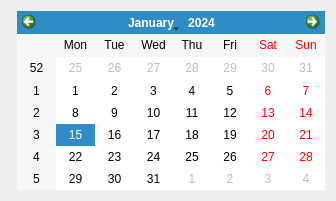
Qt form WindowCalendar.ui (javierlago/lagoamoedo) before a commit.
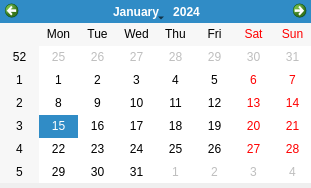
The same form after that commit. Icons and pictures are not drawn.

Patch:
```diff
--- a/WindowCalendar.ui
+++ b/WindowCalendar.ui
@@ -9,8 +9,8 @@
    <rect>
     <x>0</x>
     <y>0</y>
-    <width>336</width>
-    <height>201</height>
+    <width>311</width>
+    <height>188</height>
    </rect>
   </property>
   <property name="windowTitle">
@@ -23,12 +23,24 @@
   <property name="modal">
    <bool>true</bool>
   </property>
-  <layout class="QFormLayout" name="formLayout">
-   <item row="0" column="1">
     <widget class="QCalendarWidget" name="calendarWidget">
      <property name="enabled">
       <bool>true</bool>
      </property>
+   <property name="geometry">
+    <rect>
+     <x>0</x>
+     <y>0</y>
+     <width>312</width>
+     <height>183</height>
+    </rect>
+   </property>
+   <property name="sizePolicy">
+    <sizepolicy hsizetype="Expanding" vsizetype="Expanding">
+     <horstretch>0</horstretch>
+     <verstretch>0</verstretch>
+    </sizepolicy>
+   </property>
      <property name="autoFillBackground">
       <bool>true</bool>
      </property>
@@ -36,8 +48,6 @@
       <bool>false</bool>
      </property>
     </widget>
-   </item>
-  </layout>
  </widget>
  <resources/>
  <connections/>
```
Lines whose indentation alone changed are shown as unchanged.
